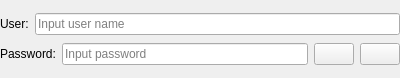
KangLin/RabbitRemoteControl, file Client/ParameterCompone/ParameterUserUI.ui: the form before one commit.
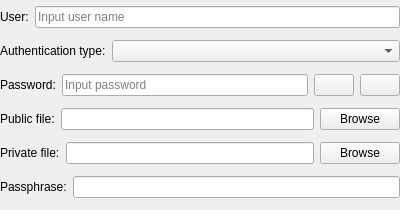
The form after the commit. Icons and pictures are not drawn.

Commit message: Refactor parameter: modify proxy and user parameter

The edit to the form file:
```diff
--- a/Client/ParameterCompone/ParameterUserUI.ui
+++ b/Client/ParameterCompone/ParameterUserUI.ui
@@ -7,7 +7,7 @@
     <x>0</x>
     <y>0</y>
     <width>400</width>
-    <height>78</height>
+    <height>210</height>
    </rect>
   </property>
   <property name="sizePolicy">
@@ -32,9 +32,15 @@
    <property name="leftMargin">
     <number>0</number>
    </property>
+   <property name="topMargin">
+    <number>0</number>
+   </property>
    <property name="rightMargin">
     <number>0</number>
    </property>
+   <property name="bottomMargin">
+    <number>0</number>
+   </property>
    <item row="0" column="0">
     <layout class="QHBoxLayout" name="horizontalLayout_2">
      <item>
@@ -54,6 +60,27 @@
     </layout>
    </item>
    <item row="1" column="0">
+    <layout class="QHBoxLayout" name="horizontalLayout_5">
+     <item>
+      <widget class="QLabel" name="lbType">
+       <property name="text">
+        <string>Authentication type:</string>
+       </property>
+      </widget>
+     </item>
+     <item>
+      <widget class="QComboBox" name="cbType">
+       <property name="sizePolicy">
+        <sizepolicy hsizetype="Expanding" vsizetype="Fixed">
+         <horstretch>0</horstretch>
+         <verstretch>0</verstretch>
+        </sizepolicy>
+       </property>
+      </widget>
+     </item>
+    </layout>
+   </item>
+   <item row="2" column="0">
     <layout class="QHBoxLayout" name="horizontalLayout">
      <item>
       <widget class="QLabel" name="label_2">
@@ -121,6 +148,62 @@
      </item>
     </layout>
    </item>
+   <item row="3" column="0">
+    <layout class="QHBoxLayout" name="horizontalLayout_3">
+     <item>
+      <widget class="QLabel" name="lbPublicFile">
+       <property name="text">
+        <string>Public file:</string>
+       </property>
+      </widget>
+     </item>
+     <item>
+      <widget class="QLineEdit" name="lePublicFile"/>
+     </item>
+     <item>
+      <widget class="QPushButton" name="pbBrowsePublicFile">
+       <property name="text">
+        <string>Browse</string>
+       </property>
+      </widget>
+     </item>
+    </layout>
+   </item>
+   <item row="4" column="0">
+    <layout class="QHBoxLayout" name="horizontalLayout_4">
+     <item>
+      <widget class="QLabel" name="lbPrivateFile">
+       <property name="text">
+        <string>Private file:</string>
+       </property>
+      </widget>
+     </item>
+     <item>
+      <widget class="QLineEdit" name="lePrivateFile"/>
+     </item>
+     <item>
+      <widget class="QPushButton" name="pbBrowsePrivateFile">
+       <property name="text">
+        <string>Browse</string>
+       </property>
+      </widget>
+     </item>
+    </layout>
+   </item>
+   <item row="5" column="0">
+    <layout class="QHBoxLayout" name="horizontalLayout_6">
+     <item>
+      <widget class="QLabel" name="lbPassphrase">
+       <property name="text">
+        <string>Passphrase:</string>
+       </property>
+      </widget>
+     </item>
+     <item>
+      <widget class="QLineEdit" name="lePassphrase"/>
+     </item>
+    </layout>
+   </item>
   </layout>
  </widget>
  <resources/>
```
Left out of the diff: 5 changed lines with no effect on the pictures. The commit also changes 23 other files.
